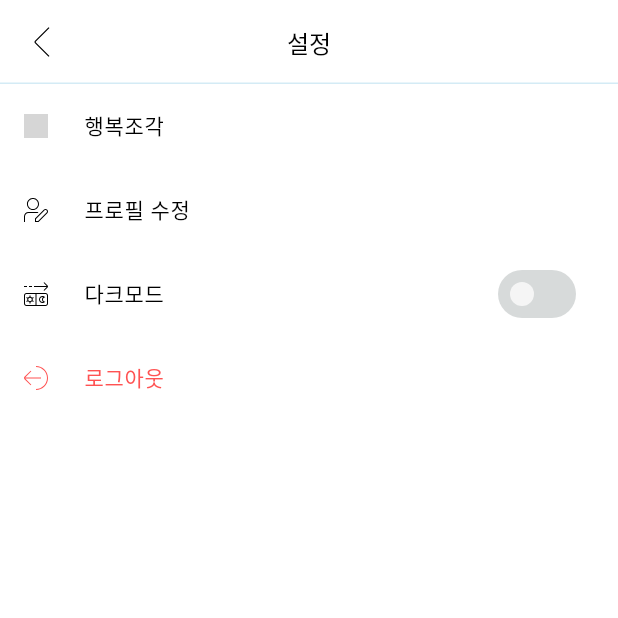
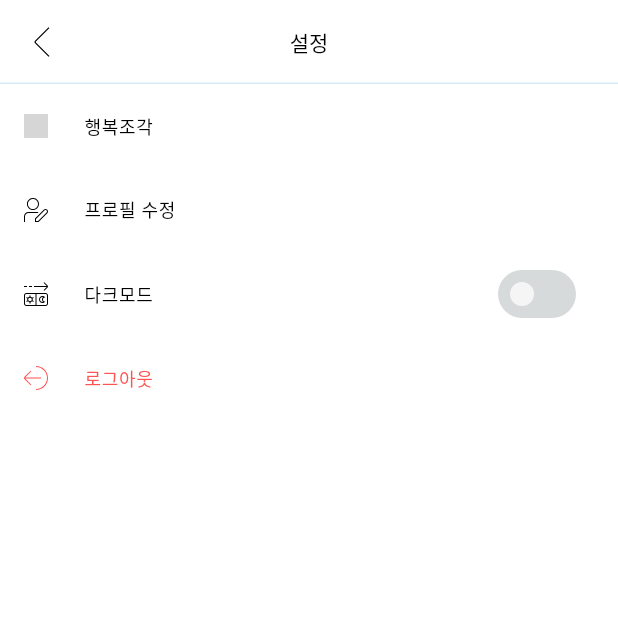
Before and after one commit to hnaa0/piece_of_happiness, a Flutter app: the SettingsScreen screen opened by its route, on a phone screen of 412 x 824 dp, the top half of it. Run offline on Flutter 3.47's test engine with Material 3 defaults, Android fonts, the phone set to English and light mode, and no system bars; our stand-ins replace cloud_firestore, firebase_auth, firebase_core, firebase_storage, flutter_riverpod, flutter_svg and 5 more; accounts and stored records are empty; Roboto replaces fonts that are missing (SsurroundAir); grey boxes are pictures that could not be loaded.

Commit message:
🎨 style: Update UI elements in Settings screen and Edit-Profile screen

```diff
--- a/lib/features/settings/views/settings_screen.dart
+++ b/lib/features/settings/views/settings_screen.dart
@@ -52,7 +52,7 @@ class _SettingsScreenState extends ConsumerState<SettingsScreen> {
         title: Text(
           "설정",
           style: TextStyle(
-            fontSize: 16,
+            fontSize: 14,
             color: Color(
               isDark ? ThemeColors.white : ThemeColors.black,
             ),
@@ -85,7 +85,7 @@ class _SettingsScreenState extends ConsumerState<SettingsScreen> {
             title: Text(
               "행복조각",
               style: TextStyle(
-                fontSize: 14,
+                fontSize: 12,
                 color: Color(
                   isDark ? ThemeColors.white : ThemeColors.black,
                 ),
@@ -113,7 +113,7 @@ class _SettingsScreenState extends ConsumerState<SettingsScreen> {
             title: Text(
               "프로필 수정",
               style: TextStyle(
-                fontSize: 14,
+                fontSize: 12,
                 color: Color(
                   isDark ? ThemeColors.white : ThemeColors.black,
                 ),
@@ -138,7 +138,7 @@ class _SettingsScreenState extends ConsumerState<SettingsScreen> {
             title: Text(
               "다크모드",
               style: TextStyle(
-                fontSize: 14,
+                fontSize: 12,
                 color: Color(
                   isDark ? ThemeColors.white : ThemeColors.black,
                 ),
@@ -174,7 +174,7 @@ class _SettingsScreenState extends ConsumerState<SettingsScreen> {
             title: const Text(
               "로그아웃",
               style: TextStyle(
-                fontSize: 14,
+                fontSize: 12,
                 color: Colors.redAccent,
               ),
             ),
--- a/lib/features/user/views/edit_profile_screen.dart
+++ b/lib/features/user/views/edit_profile_screen.dart
@@ -174,7 +174,7 @@ class _EditProfileScreenState extends ConsumerState<EditProfileScreen> {
           title: Text(
             "프로필 수정",
             style: TextStyle(
-              fontSize: 16,
+              fontSize: 14,
               color: Color(
                 isDark ? ThemeColors.white : ThemeColors.black,
               ),
```
